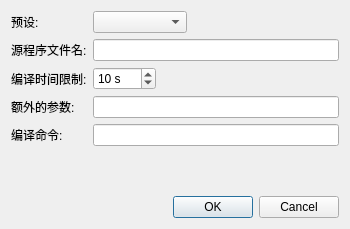
First picture: the form in src/configure/compiler/addcompilerdialog.ui, repository sxyzccr/CCR-Plus, before the edit.
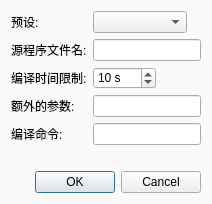
Second picture: the form after the edit.

Commit message: Resize widgets in AdvancedConfigureDialog

What changed in the file:
```diff
--- a/src/configure/compiler/addcompilerdialog.ui
+++ b/src/configure/compiler/addcompilerdialog.ui
@@ -2,23 +2,15 @@
 <ui version="4.0">
  <class>AddCompilerDialog</class>
  <widget class="QDialog" name="AddCompilerDialog">
-  <property name="geometry">
-   <rect>
-    <x>0</x>
-    <y>0</y>
-    <width>350</width>
-    <height>229</height>
-   </rect>
-  </property>
-  <property name="minimumSize">
-   <size>
-    <width>350</width>
-    <height>0</height>
-   </size>
-  </property>
   <property name="windowTitle">
    <string>Dialog</string>
   </property>
+  <property name="styleSheet">
+   <string notr="true">QDialog
+{
+	background-color:rgb(250,250,250);
+}</string>
+  </property>
   <layout class="QGridLayout" name="gridLayout">
    <item row="0" column="0">
     <widget class="QLabel" name="label_1">
```
The commit also changes 12 other files.
